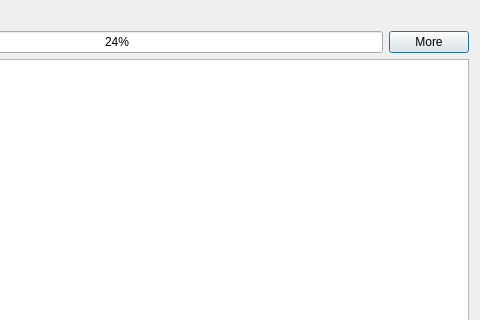
Before: the Qt Designer form src/gui/taskmonitor.ui in alorence/tym, drawn with Qt 5; both pictures show x 160 to 640 and y 0 to 320 of the 640 by 480 pixel window.
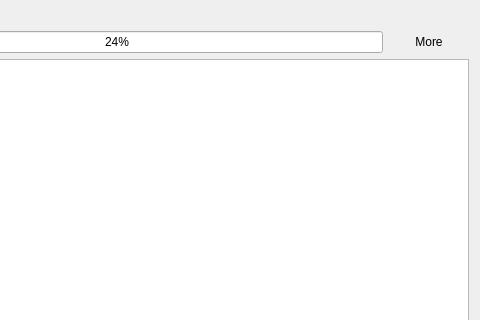
After: the same form once the commit is applied.

Patch:
```diff
--- a/src/gui/taskmonitor.ui
+++ b/src/gui/taskmonitor.ui
@@ -33,6 +33,12 @@
      <property name="text">
       <string>More</string>
      </property>
+     <property name="checkable">
+      <bool>true</bool>
+     </property>
+     <property name="flat">
+      <bool>true</bool>
+     </property>
     </widget>
    </item>
    <item row="2" column="0" colspan="2">
```
